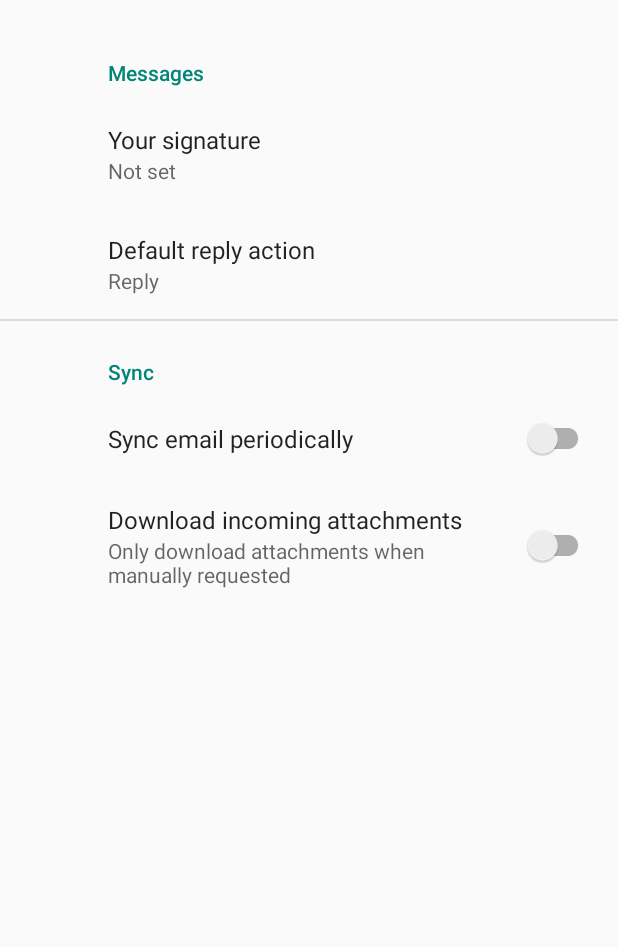
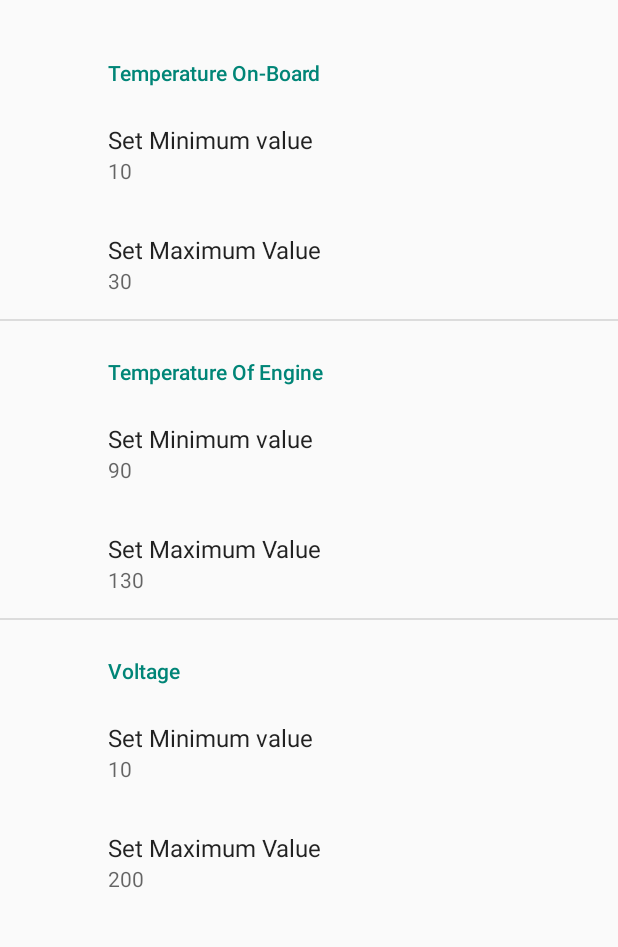
Before and after one commit to fckscl/On-Board-Computer, an Android app: the SettingsFragment screen opened through its navigation route, on a phone screen of 412 x 824 dp, the part 62-1009 px from its top. Run offline under Robolectric (Android 15) with nearby library versions, the phone set to English and light mode, and no system bars; our stand-ins replace androidx.preference, data binding, navigation-ui.

Commit message:
settings menu

```diff
--- a/app/src/main/java/com/example/on_boardcomputer/DisplayStateFragment.kt
+++ b/app/src/main/java/com/example/on_boardcomputer/DisplayStateFragment.kt
@@ -10,6 +10,7 @@ import android.view.ViewGroup
 import androidx.databinding.DataBindingUtil
 import androidx.fragment.app.viewModels
 import androidx.lifecycle.Observer
+import androidx.preference.PreferenceManager
 import com.example.on_boardcomputer.databinding.FragmentDisplayStateBinding
 import com.jjoe64.graphview.DefaultLabelFormatter
 import com.jjoe64.graphview.GraphView
@@ -60,9 +61,12 @@ class DisplayStateFragment : Fragment() {
 
         viewModel.voltage.observe(viewLifecycleOwner, Observer { newVoltage ->
             binding.valueVoltage.text = newVoltage.toString()
+            val sharedPreferences = PreferenceManager.getDefaultSharedPreferences(requireContext() /* Activity context */)
+            val name = sharedPreferences.getString("min_voltage", "")?.toDouble()
             seriesVoltage.appendData(
                 DataPoint(Date(),
-                viewModel.voltage.value!!),
+                    name!!
+                /*viewModel.voltage.value!!*/),
                 true,
                 200)
             binding.graphVoltage.addSeries(seriesVoltage)
--- a/app/src/main/java/com/example/on_boardcomputer/DisplayStateViewModel.kt
+++ b/app/src/main/java/com/example/on_boardcomputer/DisplayStateViewModel.kt
@@ -19,6 +19,7 @@ class DisplayStateViewModel : ViewModel() {
         get() = _voltage
 
     init {
+
         _voltage.value = 0.0
         _tEngine.value = 0.0
         _tOnBoard.value = 0.0
--- a/app/src/main/res/values/strings.xml
+++ b/app/src/main/res/values/strings.xml
@@ -5,12 +5,13 @@
     <string name="voltage">Current Voltage:</string>
     <string name="zero">0</string>
     <!-- Preference Titles -->
-    <string name="messages_header">Messages</string>
-    <string name="sync_header">Sync</string>
+    <string name="on_board">Temperature On-Board</string>
+    <string name="engine">Temperature Of Engine</string>
+    <string name="voltage_settings">Voltage</string>
 
     <!-- Messages Preferences -->
-    <string name="signature_title">Your signature</string>
-    <string name="reply_title">Default reply action</string>
+    <string name="minimum">Set Minimum value</string>
+    <string name="maximum">Set Maximum Value</string>
 
     <!-- Sync Preferences -->
     <string name="sync_title">Sync email periodically</string>
--- a/app/src/main/res/xml/root_preferences.xml
+++ b/app/src/main/res/xml/root_preferences.xml
@@ -1,34 +1,50 @@
 <PreferenceScreen xmlns:app="http://schemas.android.com/apk/res-auto">
 
-    <PreferenceCategory app:title="@string/messages_header">
+    <PreferenceCategory app:title="@string/on_board">
 
         <EditTextPreference
-            app:key="signature"
-            app:title="@string/signature_title"
+            app:defaultValue="10"
+            app:key="min_on_board"
+            app:title="@string/minimum"
             app:useSimpleSummaryProvider="true" />
 
-        <ListPreference
-            app:defaultValue="reply"
-            app:entries="@array/reply_entries"
-            app:entryValues="@array/reply_values"
-            app:key="reply"
-            app:title="@string/reply_title"
+        <EditTextPreference
+            app:defaultValue="30"
+            app:key="max_on_board"
+            app:title="@string/maximum"
             app:useSimpleSummaryProvider="true" />
 
     </PreferenceCategory>
 
-    <PreferenceCategory app:title="@string/sync_header">
+    <PreferenceCategory app:title="@string/engine">
 
-        <SwitchPreferenceCompat
-            app:key="sync"
-            app:title="@string/sync_title" />
+        <EditTextPreference
+            app:defaultValue="90"
+            app:key="min_engine"
+            app:title="@string/minimum"
+            app:useSimpleSummaryProvider="true" />
 
-        <SwitchPreferenceCompat
-            app:dependency="sync"
-            app:key="attachment"
-            app:summaryOff="@string/attachment_summary_off"
-            app:summaryOn="@string/attachment_summary_on"
-            app:title="@string/attachment_title" />
+        <EditTextPreference
+            app:defaultValue="130"
+            app:key="max_engine"
+            app:title="@string/maximum"
+            app:useSimpleSummaryProvider="true" />
+
+    </PreferenceCategory>
+
+    <PreferenceCategory app:title="@string/voltage_settings">
+
+        <EditTextPreference
+            app:defaultValue="10"
+            app:key="min_voltage"
+            app:title="@string/minimum"
+            app:useSimpleSummaryProvider="true" />
+
+        <EditTextPreference
+            app:defaultValue="200"
+            app:key="max_voltage"
+            app:title="@string/maximum"
+            app:useSimpleSummaryProvider="true" />
 
     </PreferenceCategory>
 
```
Also changed, not shown: app/src/main/java/com/example/on_boardcomputer/MainActivity.kt (+0 -22 lines).
